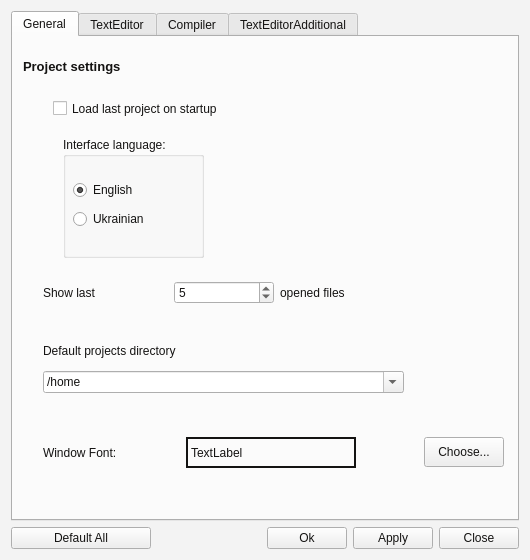
This is trunc/src/optionsdialog.ui in PLLUG/kuzya as Qt 5 draws it before an edit. The edited form follows.
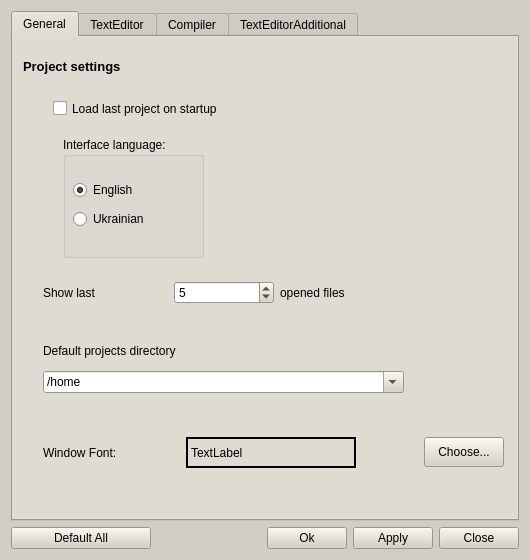
This is the edited form. The open tabs and pages were chosen to show the change.

```diff
--- a/trunc/src/optionsdialog.ui
+++ b/trunc/src/optionsdialog.ui
@@ -25,36 +25,81 @@
      <colorrole role="WindowText">
       <brush brushstyle="SolidPattern">
        <color alpha="255">
-        <red>20</red>
-        <green>19</green>
-        <blue>18</blue>
+        <red>0</red>
+        <green>0</green>
+        <blue>0</blue>
+       </color>
+      </brush>
+     </colorrole>
+     <colorrole role="Button">
+      <brush brushstyle="SolidPattern">
+       <color alpha="255">
+        <red>211</red>
+        <green>206</green>
+        <blue>197</blue>
+       </color>
+      </brush>
+     </colorrole>
+     <colorrole role="Light">
+      <brush brushstyle="SolidPattern">
+       <color alpha="255">
+        <red>255</red>
+        <green>255</green>
+        <blue>255</blue>
+       </color>
+      </brush>
+     </colorrole>
+     <colorrole role="Midlight">
+      <brush brushstyle="SolidPattern">
+       <color alpha="255">
+        <red>233</red>
+        <green>230</green>
+        <blue>226</blue>
        </color>
       </brush>
      </colorrole>
      <colorrole role="Dark">
       <brush brushstyle="SolidPattern">
        <color alpha="255">
-        <red>15</red>
-        <green>28</green>
-        <blue>109</blue>
+        <red>105</red>
+        <green>103</green>
+        <blue>98</blue>
+       </color>
+      </brush>
+     </colorrole>
+     <colorrole role="Mid">
+      <brush brushstyle="SolidPattern">
+       <color alpha="255">
+        <red>141</red>
+        <green>137</green>
+        <blue>131</blue>
        </color>
       </brush>
      </colorrole>
      <colorrole role="Text">
       <brush brushstyle="SolidPattern">
        <color alpha="255">
-        <red>20</red>
-        <green>19</green>
-        <blue>18</blue>
+        <red>0</red>
+        <green>0</green>
+        <blue>0</blue>
+       </color>
+      </brush>
+     </colorrole>
+     <colorrole role="BrightText">
+      <brush brushstyle="SolidPattern">
+       <color alpha="255">
+        <red>255</red>
+        <green>255</green>
+        <blue>255</blue>
        </color>
       </brush>
      </colorrole>
      <colorrole role="ButtonText">
       <brush brushstyle="SolidPattern">
        <color alpha="255">
-        <red>20</red>
-        <green>19</green>
-        <blue>18</blue>
+        <red>0</red>
+        <green>0</green>
+        <blue>0</blue>
        </color>
       </brush>
      </colorrole>
@@ -70,9 +115,45 @@
      <colorrole role="Window">
       <brush brushstyle="SolidPattern">
        <color alpha="255">
-        <red>243</red>
-        <green>243</green>
-        <blue>243</blue>
+        <red>211</red>
+        <green>206</green>
+        <blue>197</blue>
+       </color>
+      </brush>
+     </colorrole>
+     <colorrole role="Shadow">
+      <brush brushstyle="SolidPattern">
+       <color alpha="255">
+        <red>0</red>
+        <green>0</green>
+        <blue>0</blue>
+       </color>
+      </brush>
+     </colorrole>
+     <colorrole role="AlternateBase">
+      <brush brushstyle="SolidPattern">
+       <color alpha="255">
+        <red>233</red>
+        <green>230</green>
+        <blue>226</blue>
+       </color>
+      </brush>
+     </colorrole>
+     <colorrole role="ToolTipBase">
+      <brush brushstyle="SolidPattern">
+       <color alpha="255">
+        <red>255</red>
+        <green>255</green>
+        <blue>220</blue>
+       </color>
+      </brush>
+     </colorrole>
+     <colorrole role="ToolTipText">
+      <brush brushstyle="SolidPattern">
+       <color alpha="255">
+        <red>0</red>
+        <green>0</green>
+        <blue>0</blue>
        </color>
       </brush>
      </colorrole>
@@ -81,36 +162,81 @@
      <colorrole role="WindowText">
       <brush brushstyle="SolidPattern">
        <color alpha="255">
-        <red>20</red>
-        <green>19</green>
-        <blue>18</blue>
+        <red>0</red>
+        <green>0</green>
+        <blue>0</blue>
+       </color>
+      </brush>
+     </colorrole>
+     <colorrole role="Button">
+      <brush brushstyle="SolidPattern">
+       <color alpha="255">
+        <red>211</red>
+        <green>206</green>
+        <blue>197</blue>
+       </color>
+      </brush>
+     </colorrole>
+     <colorrole role="Light">
+      <brush brushstyle="SolidPattern">
+       <color alpha="255">
+        <red>255</red>
+        <green>255</green>
+        <blue>255</blue>
+       </color>
+      </brush>
+     </colorrole>
+     <colorrole role="Midlight">
+      <brush brushstyle="SolidPattern">
+       <color alpha="255">
+        <red>233</red>
+        <green>230</green>
+        <blue>226</blue>
        </color>
       </brush>
      </colorrole>
      <colorrole role="Dark">
       <brush brushstyle="SolidPattern">
        <color alpha="255">
-        <red>15</red>
-        <green>28</green>
-        <blue>109</blue>
+        <red>105</red>
+        <green>103</green>
+        <blue>98</blue>
+       </color>
+      </brush>
+     </colorrole>
+     <colorrole role="Mid">
+      <brush brushstyle="SolidPattern">
+       <color alpha="255">
+        <red>141</red>
+        <green>137</green>
+        <blue>131</blue>
        </color>
       </brush>
      </colorrole>
      <colorrole role="Text">
       <brush brushstyle="SolidPattern">
        <color alpha="255">
-        <red>20</red>
-        <green>19</green>
-        <blue>18</blue>
+        <red>0</red>
+        <green>0</green>
+        <blue>0</blue>
+       </color>
+      </brush>
+     </colorrole>
+     <colorrole role="BrightText">
+      <brush brushstyle="SolidPattern">
+       <color alpha="255">
+        <red>255</red>
+        <green>255</green>
+        <blue>255</blue>
        </color>
       </brush>
      </colorrole>
      <colorrole role="ButtonText">
       <brush brushstyle="SolidPattern">
        <color alpha="255">
-        <red>20</red>
-        <green>19</green>
-        <blue>18</blue>
+        <red>0</red>
+        <green>0</green>
+        <blue>0</blue>
        </color>
       </brush>
      </colorrole>
@@ -126,9 +252,45 @@
      <colorrole role="Window">
       <brush brushstyle="SolidPattern">
        <color alpha="255">
-        <red>243</red>
-        <green>243</green>
-        <blue>243</blue>
+        <red>211</red>
+        <green>206</green>
+        <blue>197</blue>
+       </color>
+      </brush>
+     </colorrole>
+     <colorrole role="Shadow">
+      <brush brushstyle="SolidPattern">
+       <color alpha="255">
+        <red>0</red>
+        <green>0</green>
+        <blue>0</blue>
+       </color>
+      </brush>
+     </colorrole>
+     <colorrole role="AlternateBase">
+      <brush brushstyle="SolidPattern">
+       <color alpha="255">
+        <red>233</red>
+        <green>230</green>
+        <blue>226</blue>
+       </color>
+      </brush>
+     </colorrole>
+     <colorrole role="ToolTipBase">
+      <brush brushstyle="SolidPattern">
+       <color alpha="255">
+        <red>255</red>
+        <green>255</green>
+        <blue>220</blue>
+       </color>
+      </brush>
+     </colorrole>
+     <colorrole role="ToolTipText">
+      <brush brushstyle="SolidPattern">
+       <color alpha="255">
+        <red>0</red>
+        <green>0</green>
+        <blue>0</blue>
        </color>
       </brush>
      </colorrole>
@@ -137,54 +299,135 @@
      <colorrole role="WindowText">
       <brush brushstyle="SolidPattern">
        <color alpha="255">
-        <red>15</red>
-        <green>28</green>
-        <blue>109</blue>
+        <red>105</red>
+        <green>103</green>
+        <blue>98</blue>
+       </color>
+      </brush>
+     </colorrole>
+     <colorrole role="Button">
+      <brush brushstyle="SolidPattern">
+       <color alpha="255">
+        <red>211</red>
+        <green>206</green>
+        <blue>197</blue>
+       </color>
+      </brush>
+     </colorrole>
+     <colorrole role="Light">
+      <brush brushstyle="SolidPattern">
+       <color alpha="255">
+        <red>255</red>
+        <green>255</green>
+        <blue>255</blue>
+       </color>
+      </brush>
+     </colorrole>
+     <colorrole role="Midlight">
+      <brush brushstyle="SolidPattern">
+       <color alpha="255">
+        <red>233</red>
+        <green>230</green>
+        <blue>226</blue>
        </color>
       </brush>
      </colorrole>
      <colorrole role="Dark">
       <brush brushstyle="SolidPattern">
        <color alpha="255">
-        <red>15</red>
-        <green>28</green>
-        <blue>109</blue>
+        <red>105</red>
+        <green>103</green>
+        <blue>98</blue>
+       </color>
+      </brush>
+     </colorrole>
+     <colorrole role="Mid">
+      <brush brushstyle="SolidPattern">
+       <color alpha="255">
+        <red>141</red>
+        <green>137</green>
+        <blue>131</blue>
        </color>
       </brush>
      </colorrole>
      <colorrole role="Text">
       <brush brushstyle="SolidPattern">
        <color alpha="255">
-        <red>15</red>
-        <green>28</green>
-        <blue>109</blue>
+        <red>105</red>
+        <green>103</green>
+        <blue>98</blue>
+       </color>
+      </brush>
+     </colorrole>
+     <colorrole role="BrightText">
+      <brush brushstyle="SolidPattern">
+       <color alpha="255">
+        <red>255</red>
+        <green>255</green>
+        <blue>255</blue>
        </color>
       </brush>
      </colorrole>
      <colorrole role="ButtonText">
       <brush brushstyle="SolidPattern">
        <color alpha="255">
-        <red>15</red>
-        <green>28</green>
-        <blue>109</blue>
+        <red>105</red>
+        <green>103</green>
+        <blue>98</blue>
        </color>
       </brush>
      </colorrole>
      <colorrole role="Base">
       <brush brushstyle="SolidPattern">
        <color alpha="255">
-        <red>243</red>
-        <green>243</green>
-        <blue>243</blue>
+        <red>211</red>
+        <green>206</green>
+        <blue>197</blue>
        </color>
       </brush>
      </colorrole>
      <colorrole role="Window">
       <brush brushstyle="SolidPattern">
        <color alpha="255">
-        <red>243</red>
-        <green>243</green>
-        <blue>243</blue>
+        <red>211</red>
+        <green>206</green>
+        <blue>197</blue>
+       </color>
+      </brush>
+     </colorrole>
+     <colorrole role="Shadow">
+      <brush brushstyle="SolidPattern">
+       <color alpha="255">
+        <red>0</red>
+        <green>0</green>
+        <blue>0</blue>
+       </color>
+      </brush>
+     </colorrole>
+     <colorrole role="AlternateBase">
+      <brush brushstyle="SolidPattern">
+       <color alpha="255">
+        <red>211</red>
+        <green>206</green>
+        <blue>197</blue>
+       </color>
+      </brush>
+     </colorrole>
+     <colorrole role="ToolTipBase">
+      <brush brushstyle="SolidPattern">
+       <color alpha="255">
+        <red>255</red>
+        <green>255</green>
+        <blue>220</blue>
+       </color>
+      </brush>
+     </colorrole>
+     <colorrole role="ToolTipText">
+      <brush brushstyle="SolidPattern">
+       <color alpha="255">
+        <red>0</red>
+        <green>0</green>
+        <blue>0</blue>
        </color>
       </brush>
      </colorrole>
@@ -257,6 +500,421 @@
        <verstretch>0</verstretch>
       </sizepolicy>
      </property>
+     <property name="palette">
+      <palette>
+       <active>
+        <colorrole role="WindowText">
+         <brush brushstyle="SolidPattern">
+          <color alpha="255">
+           <red>0</red>
+           <green>0</green>
+           <blue>0</blue>
+          </color>
+         </brush>
+        </colorrole>
+        <colorrole role="Button">
+         <brush brushstyle="SolidPattern">
+          <color alpha="255">
+           <red>211</red>
+           <green>208</green>
+           <blue>197</blue>
+          </color>
+         </brush>
+        </colorrole>
+        <colorrole role="Light">
+         <brush brushstyle="SolidPattern">
+          <color alpha="255">
+           <red>255</red>
+           <green>255</green>
+           <blue>255</blue>
+          </color>
+         </brush>
+        </colorrole>
+        <colorrole role="Midlight">
+         <brush brushstyle="SolidPattern">
+          <color alpha="255">
+           <red>233</red>
+           <green>231</green>
+           <blue>226</blue>
+          </color>
+         </brush>
+        </colorrole>
+        <colorrole role="Dark">
+         <brush brushstyle="SolidPattern">
+          <color alpha="255">
+           <red>105</red>
+           <green>104</green>
+           <blue>98</blue>
+          </color>
+         </brush>
+        </colorrole>
+        <colorrole role="Mid">
+         <brush brushstyle="SolidPattern">
+          <color alpha="255">
+           <red>141</red>
+           <green>139</green>
+           <blue>131</blue>
+          </color>
+         </brush>
+        </colorrole>
+        <colorrole role="Text">
+         <brush brushstyle="SolidPattern">
+          <color alpha="255">
+           <red>0</red>
+           <green>0</green>
+           <blue>0</blue>
+          </color>
+         </brush>
+        </colorrole>
+        <colorrole role="BrightText">
+         <brush brushstyle="SolidPattern">
+          <color alpha="255">
+           <red>255</red>
+           <green>255</green>
+           <blue>255</blue>
+          </color>
+         </brush>
+        </colorrole>
+        <colorrole role="ButtonText">
+         <brush brushstyle="SolidPattern">
+          <color alpha="255">
+           <red>0</red>
+           <green>0</green>
+           <blue>0</blue>
+          </color>
+         </brush>
+        </colorrole>
+        <colorrole role="Base">
+         <brush brushstyle="SolidPattern">
+          <color alpha="255">
+           <red>255</red>
+           <green>255</green>
+           <blue>255</blue>
+          </color>
+         </brush>
+        </colorrole>
+        <colorrole role="Window">
+         <brush brushstyle="SolidPattern">
+          <color alpha="255">
+           <red>211</red>
+           <green>208</green>
+           <blue>197</blue>
+          </color>
+         </brush>
+        </colorrole>
+        <colorrole role="Shadow">
+         <brush brushstyle="SolidPattern">
+          <color alpha="255">
+           <red>0</red>
+           <green>0</green>
+           <blue>0</blue>
+          </color>
+         </brush>
+        </colorrole>
+        <colorrole role="AlternateBase">
+         <brush brushstyle="SolidPattern">
+          <color alpha="255">
+           <red>233</red>
+           <green>231</green>
+           <blue>226</blue>
+          </color>
+         </brush>
+        </colorrole>
+        <colorrole role="ToolTipBase">
+         <brush brushstyle="SolidPattern">
+          <color alpha="255">
+           <red>255</red>
+           <green>255</green>
+           <blue>220</blue>
+          </color>
+         </brush>
+        </colorrole>
+        <colorrole role="ToolTipText">
+         <brush brushstyle="SolidPattern">
+          <color alpha="255">
+           <red>0</red>
+           <green>0</green>
+           <blue>0</blue>
+          </color>
+         </brush>
+        </colorrole>
+       </active>
+       <inactive>
+        <colorrole role="WindowText">
+         <brush brushstyle="SolidPattern">
+          <color alpha="255">
+           <red>0</red>
+           <green>0</green>
+           <blue>0</blue>
+          </color>
+         </brush>
+        </colorrole>
+        <colorrole role="Button">
+         <brush brushstyle="SolidPattern">
+          <color alpha="255">
+           <red>211</red>
+           <green>208</green>
+           <blue>197</blue>
+          </color>
+         </brush>
+        </colorrole>
+        <colorrole role="Light">
+         <brush brushstyle="SolidPattern">
+          <color alpha="255">
+           <red>255</red>
+           <green>255</green>
+           <blue>255</blue>
+          </color>
+         </brush>
+        </colorrole>
+        <colorrole role="Midlight">
+         <brush brushstyle="SolidPattern">
+          <color alpha="255">
+           <red>233</red>
+           <green>231</green>
+           <blue>226</blue>
+          </color>
+         </brush>
+        </colorrole>
+        <colorrole role="Dark">
+         <brush brushstyle="SolidPattern">
+          <color alpha="255">
+           <red>105</red>
+           <green>104</green>
+           <blue>98</blue>
+          </color>
+         </brush>
+        </colorrole>
+        <colorrole role="Mid">
+         <brush brushstyle="SolidPattern">
+          <color alpha="255">
+           <red>141</red>
+           <green>139</green>
+           <blue>131</blue>
+          </color>
+         </brush>
+        </colorrole>
+        <colorrole role="Text">
+         <brush brushstyle="SolidPattern">
+          <color alpha="255">
+           <red>0</red>
+           <green>0</green>
+           <blue>0</blue>
+          </color>
+         </brush>
+        </colorrole>
+        <colorrole role="BrightText">
+         <brush brushstyle="SolidPattern">
+          <color alpha="255">
+           <red>255</red>
+           <green>255</green>
+           <blue>255</blue>
+          </color>
+         </brush>
+        </colorrole>
+        <colorrole role="ButtonText">
+         <brush brushstyle="SolidPattern">
+          <color alpha="255">
+           <red>0</red>
+           <green>0</green>
+           <blue>0</blue>
+          </color>
+         </brush>
+        </colorrole>
+        <colorrole role="Base">
+         <brush brushstyle="SolidPattern">
+          <color alpha="255">
+           <red>255</red>
+           <green>255</green>
+           <blue>255</blue>
+          </color>
+         </brush>
+        </colorrole>
+        <colorrole role="Window">
+         <brush brushstyle="SolidPattern">
+          <color alpha="255">
+           <red>211</red>
+           <green>208</green>
+           <blue>197</blue>
+          </color>
+         </brush>
+        </colorrole>
+        <colorrole role="Shadow">
+         <brush brushstyle="SolidPattern">
+          <color alpha="255">
+           <red>0</red>
+           <green>0</green>
+           <blue>0</blue>
+          </color>
+         </brush>
+        </colorrole>
+        <colorrole role="AlternateBase">
+         <brush brushstyle="SolidPattern">
+          <color alpha="255">
+           <red>233</red>
+           <green>231</green>
+           <blue>226</blue>
+          </color>
+         </brush>
+        </colorrole>
+        <colorrole role="ToolTipBase">
+         <brush brushstyle="SolidPattern">
+          <color alpha="255">
+           <red>255</red>
+           <green>255</green>
+           <blue>220</blue>
+          </color>
+         </brush>
+        </colorrole>
+        <colorrole role="ToolTipText">
+         <brush brushstyle="SolidPattern">
+          <color alpha="255">
+           <red>0</red>
+           <green>0</green>
+           <blue>0</blue>
+          </color>
+         </brush>
+        </colorrole>
+       </inactive>
+       <disabled>
+        <colorrole role="WindowText">
+         <brush brushstyle="SolidPattern">
+          <color alpha="255">
+           <red>105</red>
+           <green>104</green>
+           <blue>98</blue>
+          </color>
+         </brush>
+        </colorrole>
+        <colorrole role="Button">
+         <brush brushstyle="SolidPattern">
+          <color alpha="255">
+           <red>211</red>
+           <green>208</green>
+           <blue>197</blue>
+          </color>
+         </brush>
+        </colorrole>
+        <colorrole role="Light">
+         <brush brushstyle="SolidPattern">
+          <color alpha="255">
+           <red>255</red>
+           <green>255</green>
+           <blue>255</blue>
+          </color>
+         </brush>
+        </colorrole>
+        <colorrole role="Midlight">
+         <brush brushstyle="SolidPattern">
+          <color alpha="255">
+           <red>233</red>
+           <green>231</green>
+           <blue>226</blue>
+          </color>
+         </brush>
+        </colorrole>
+        <colorrole role="Dark">
+         <brush brushstyle="SolidPattern">
+          <color alpha="255">
+           <red>105</red>
+           <green>104</green>
+           <blue>98</blue>
+          </color>
+         </brush>
+        </colorrole>
+        <colorrole role="Mid">
+         <brush brushstyle="SolidPattern">
+          <color alpha="255">
+           <red>141</red>
+           <green>139</green>
+           <blue>131</blue>
+          </color>
+         </brush>
+        </colorrole>
+        <colorrole role="Text">
+         <brush brushstyle="SolidPattern">
+          <color alpha="255">
+           <red>105</red>
+           <green>104</green>
+           <blue>98</blue>
+          </color>
+         </brush>
+        </colorrole>
+        <colorrole role="BrightText">
+         <brush brushstyle="SolidPattern">
+          <color alpha="255">
+           <red>255</red>
+           <green>255</green>
+           <blue>255</blue>
+          </color>
+         </brush>
+        </colorrole>
+        <colorrole role="ButtonText">
+         <brush brushstyle="SolidPattern">
+          <color alpha="255">
+           <red>105</red>
+           <green>104</green>
+           <blue>98</blue>
+          </color>
+         </brush>
+        </colorrole>
+        <colorrole role="Base">
+         <brush brushstyle="SolidPattern">
+          <color alpha="255">
+           <red>211</red>
+           <green>208</green>
+           <blue>197</blue>
+          </color>
+         </brush>
+        </colorrole>
+        <colorrole role="Window">
+         <brush brushstyle="SolidPattern">
+          <color alpha="255">
+           <red>211</red>
+           <green>208</green>
+           <blue>197</blue>
+          </color>
+         </brush>
+        </colorrole>
+        <colorrole role="Shadow">
+         <brush brushstyle="SolidPattern">
+          <color alpha="255">
+           <red>0</red>
+           <green>0</green>
+           <blue>0</blue>
+          </color>
+         </brush>
+        </colorrole>
+        <colorrole role="AlternateBase">
+         <brush brushstyle="SolidPattern">
+          <color alpha="255">
+           <red>211</red>
+           <green>208</green>
+           <blue>197</blue>
+          </color>
+         </brush>
+        </colorrole>
+        <colorrole role="ToolTipBase">
+         <brush brushstyle="SolidPattern">
+          <color alpha="255">
+           <red>255</red>
+           <green>255</green>
+           <blue>220</blue>
+          </color>
+         </brush>
+        </colorrole>
+        <colorrole role="ToolTipText">
+         <brush brushstyle="SolidPattern">
+          <color alpha="255">
+           <red>0</red>
+           <green>0</green>
+           <blue>0</blue>
+          </color>
+         </brush>
+        </colorrole>
+       </disabled>
+      </palette>
+     </property>
      <property name="autoFillBackground">
       <bool>false</bool>
      </property>
```
Left out of the diff: 2 changed lines with no effect on the pictures.
